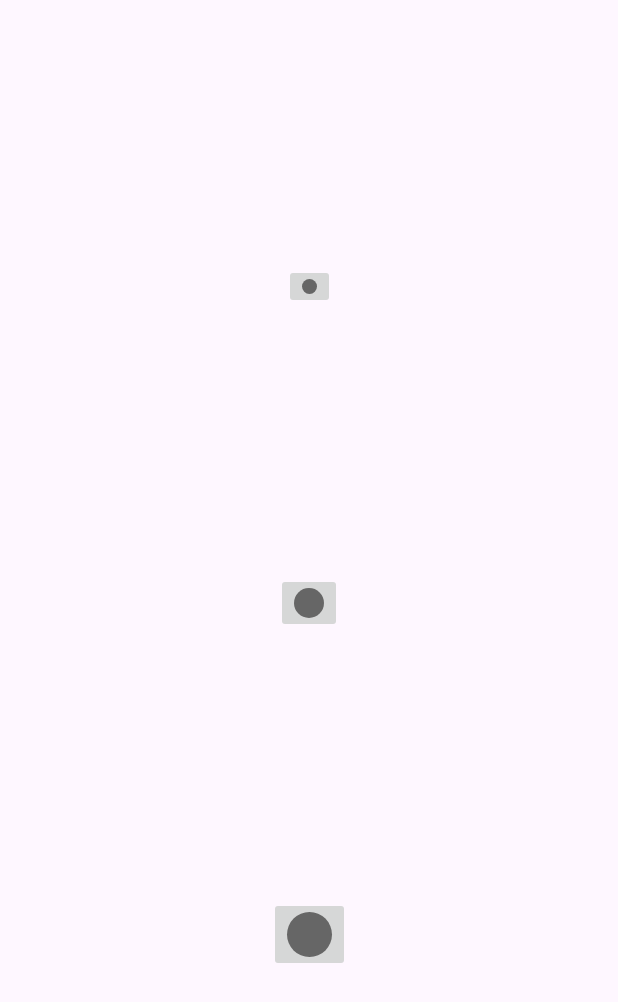
After one commit to bhatganeshdarshan/Draw.io, an Android app: the layout dialog_brush_size.xml on its own in the app's theme, with its tools: preview values and no code run, on a phone screen of 412 x 824 dp. The commit adds this screen. Shown: the top 1002 px of the screen. Run offline under Robolectric (Android 15) with nearby library versions, the light colour scheme and no system bars.

Commit message:
added brush size select button

```diff
--- /dev/null
+++ b/app/src/main/res/drawable/large.xml
@@ -0,0 +1,8 @@
+<?xml version="1.0" encoding="utf-8"?>
+<shape xmlns:android="http://schemas.android.com/apk/res/android"
+    android:shape="oval"
+    android:dither="true"
+    >
+    <solid android:color="#FF666666" />
+    <size android:height="30dp" android:width="30dp" />
+</shape>
--- /dev/null
+++ b/app/src/main/res/drawable/medium.xml
@@ -0,0 +1,8 @@
+<?xml version="1.0" encoding="utf-8"?>
+<shape xmlns:android="http://schemas.android.com/apk/res/android"
+    android:shape="oval"
+    android:dither="true"
+    >
+    <solid android:color="#FF666666" />
+    <size android:height="20dp" android:width="20dp" />
+</shape>
--- /dev/null
+++ b/app/src/main/res/drawable/round_corner.xml
@@ -0,0 +1,5 @@
+<?xml version="1.0" encoding="utf-8"?>
+<shape xmlns:android="http://schemas.android.com/apk/res/android">
+    <solid android:color="#F3EEEA" />
+    <corners android:radius="5dp" />
+</shape>
--- /dev/null
+++ b/app/src/main/res/drawable/small.xml
@@ -0,0 +1,9 @@
+<?xml version="1.0" encoding="utf-8"?>
+<shape xmlns:android="http://schemas.android.com/apk/res/android"
+    android:shape="oval"
+    android:dither="true"
+    >
+    <size android:width="10dp" android:height="10dp" />
+    <solid android:color="#FF666666" />
+
+</shape>
--- /dev/null
+++ b/app/src/main/res/layout/dialog_brush_size.xml
@@ -0,0 +1,38 @@
+<?xml version="1.0" encoding="utf-8"?>
+<androidx.constraintlayout.widget.ConstraintLayout xmlns:android="http://schemas.android.com/apk/res/android"
+    android:layout_width="match_parent"
+    android:layout_height="match_parent"
+    xmlns:app="http://schemas.android.com/apk/res-auto">
+
+    <ImageButton
+        android:id="@+id/ib_small_brush"
+        android:layout_width="wrap_content"
+        android:layout_height="wrap_content"
+        android:src="@drawable/small"
+        app:layout_constraintTop_toTopOf="parent"
+        app:layout_constraintStart_toStartOf="parent"
+        app:layout_constraintEnd_toEndOf="parent"
+        app:layout_constraintBottom_toTopOf="@id/ib_medium_brush"
+        />
+    <ImageButton
+        android:id="@+id/ib_medium_brush"
+        android:layout_width="wrap_content"
+        android:layout_height="wrap_content"
+        android:src="@drawable/medium"
+        app:layout_constraintTop_toBottomOf="@id/ib_small_brush"
+        app:layout_constraintStart_toStartOf="parent"
+        app:layout_constraintEnd_toEndOf="parent"
+        app:layout_constraintBottom_toTopOf="@id/ib_large_brush"
+        />
+    <ImageButton
+        android:id="@+id/ib_large_brush"
+        android:layout_width="wrap_content"
+        android:layout_height="wrap_content"
+        android:src="@drawable/large"
+        app:layout_constraintTop_toBottomOf="@id/ib_medium_brush"
+        app:layout_constraintStart_toStartOf="parent"
+        app:layout_constraintEnd_toEndOf="parent"
+        app:layout_constraintBottom_toBottomOf="parent"
+        />
+
+</androidx.constraintlayout.widget.ConstraintLayout>
```
Also changed, not shown: app/src/main/java/com/app/drawio/DrawingView.kt (+7 -1 lines), app/src/main/java/com/app/drawio/MainActivity.kt (+36 -0 lines), app/src/main/res/drawable/background_drawing_layout_1.xml (added, +9 -0 lines), app/src/main/res/layout/activity_main.xml (+16 -1 lines), app/src/main/res/drawable/ic_brush_1.png (added).
